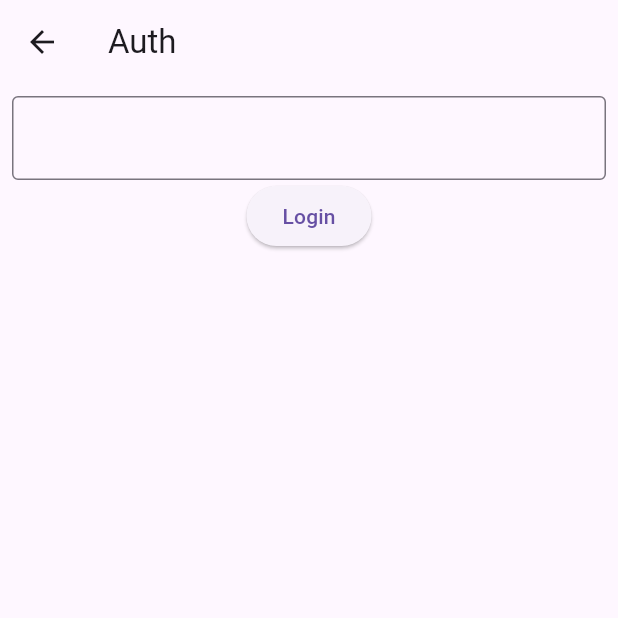
After one commit to petrovyuri/flutter_grpc_chat, a Flutter app: the screen it shows after launch, after a tap on "Login", on a phone screen of 412 x 824 dp, the top half of it. The commit adds this screen. Run offline on Flutter 3.47's test engine with Material 3 defaults, Android fonts, the light colour scheme and no system bars; our stand-ins replace equatable, flutter_bloc.

Commit message:
add bloc

```diff
--- /dev/null
+++ b/devtools_options.yaml
@@ -0,0 +1 @@
+extensions:
--- a/lib/app/app.dart
+++ b/lib/app/app.dart
@@ -1,6 +1,10 @@
 import 'package:flutter/material.dart';
+import 'package:flutter_bloc/flutter_bloc.dart';
+import 'package:flutter_grpc_chat/app/exts.dart';
 import 'package:flutter_grpc_chat/di/app_depends.dart';
 import 'package:flutter_grpc_chat/di/app_depends_provider.dart';
+import 'package:flutter_grpc_chat/features/auth/domain/state/auth_bloc.dart';
+import 'package:flutter_grpc_chat/features/auth/ui/auth_screen.dart';
 
 class App extends StatelessWidget {
   const App({super.key, required this.depends});
@@ -12,7 +16,12 @@ class App extends StatelessWidget {
     return AppDependsProvider(
       key: const ValueKey('AppDependsProvider'),
       depends: depends,
-      child: const _App(),
+      child: BlocProvider(
+        create: (context) => AuthBloc(context.deps.authRepo),
+        child: const MaterialApp(
+          home: _App(),
+        ),
+      ),
     );
   }
 }
@@ -22,9 +31,8 @@ class _App extends StatelessWidget {
 
   @override
   Widget build(BuildContext context) {
-    final deps = AppDependsProvider.of(context);
-    return MaterialApp(
-      home: Scaffold(
+    final deps = context.deps;
+    return Scaffold(
       body: Column(
         mainAxisSize: MainAxisSize.min,
         children: [
@@ -32,9 +40,27 @@ class _App extends StatelessWidget {
           Text(deps.chatsRepo.name),
           Text(deps.filesRepo.name),
           Text(deps.env.name),
+          Text(context.read<AuthBloc>().state.toString()),
+          TextButton(
+              onPressed: () {
+                Navigator.of(context).push(MaterialPageRoute(
+                  builder: (_) {
+                    return AuthScreen();
+                  },
+                ));
+              },
+              child: const Text('Login')),
         ],
-        ),
       ),
     );
   }
 }
+
+class MainScreen extends StatelessWidget {
+  const MainScreen({super.key});
+
+  @override
+  Widget build(BuildContext context) {
+    return const Placeholder();
+  }
+}
--- a/lib/di/app_depends_provider.dart
+++ b/lib/di/app_depends_provider.dart
@@ -15,8 +15,8 @@ final class AppDependsProvider extends InheritedWidget {
 
   static AppDepends of(BuildContext context) {
     final provider =
-        context.dependOnInheritedWidgetOfExactType<AppDependsProvider>();
+        context.getElementForInheritedWidgetOfExactType<AppDependsProvider>();
     assert(provider != null, 'Depends not found');
-    return provider!.depends;
+    return (provider?.widget as AppDependsProvider).depends;
   }
 }
--- a/lib/features/auth/domain/state/auth_bloc.dart
+++ b/lib/features/auth/domain/state/auth_bloc.dart
@@ -6,7 +6,7 @@ import 'package:flutter_grpc_chat/features/auth/domain/state/auth_state.dart';
 class AuthBloc extends Bloc<AuthEvent, AuthState> {
   final IAuthRepo authRepo;
 
-  AuthBloc(super.initialState, this.authRepo) {
+  AuthBloc(this.authRepo) : super(AuthStateNotAuthorized()) {
     on<AuthEventSignInSms>((event, emit) => _signInSms);
     on<AuthEventSendSms>((event, emit) => _sendSms);
   }
--- /dev/null
+++ b/lib/features/auth/ui/auth_screen.dart
@@ -0,0 +1,90 @@
+import 'package:flutter/material.dart';
+import 'package:flutter_bloc/flutter_bloc.dart';
+import 'package:flutter_grpc_chat/features/auth/domain/state/auth_bloc.dart';
+import 'package:flutter_grpc_chat/features/auth/domain/state/auth_event.dart';
+import 'package:flutter_grpc_chat/features/auth/domain/state/auth_state.dart';
+
+class AuthScreen extends StatefulWidget {
+  const AuthScreen({super.key});
+
+  @override
+  State<AuthScreen> createState() => _AuthScreenState();
+}
+
+class _AuthScreenState extends State<AuthScreen> {
+  @override
+  Widget build(BuildContext context) {
+    return Scaffold(
+      appBar: AppBar(
+        title: const Text('Auth'),
+      ),
+      body: BlocConsumer<AuthBloc, AuthState>(
+        listener: (context, state) {
+          if (state is AuthStateAuthorized) {
+            Navigator.of(context).pop();
+          } else if (state is AuthStateError) {
+            ScaffoldMessenger.of(context)
+                .showSnackBar(SnackBar(content: Text(state.message)));
+          }
+        },
+        builder: (context, state) {
+          return switch (state) {
+            AuthStateLoading() =>
+              const Center(child: CircularProgressIndicator()),
+            AuthStateSmsSent() => Center(child: Text('См')),
+            _ => _NotAuthView(),
+          };
+        },
+      ),
+    );
+  }
+}
+
+class _NotAuthView extends StatefulWidget {
+  @override
+  State<_NotAuthView> createState() => _NotAuthViewState();
+}
+
+class _NotAuthViewState extends State<_NotAuthView> {
+  final GlobalKey<FormState> _formKey = GlobalKey<FormState>();
+
+  final TextEditingController _controller = TextEditingController();
+
+  @override
+  void dispose() {
+    _controller.dispose();
+    super.dispose();
+  }
+
+  @override
+  Widget build(BuildContext context) {
+    return Padding(
+      padding: const EdgeInsets.all(8.0),
+      child: Form(
+          key: _formKey,
+          child: Center(
+            child: Column(children: [
+              TextFormField(
+                controller: _controller,
+                decoration: const InputDecoration(
+                  border: OutlineInputBorder(),
+                ),
+                validator: (value) => value == null || value.isEmpty
+                    ? 'Please enter some text'
+                    : null,
+              ),
+              ElevatedButton(
+                onPressed: () {
+                  if (_formKey.currentState!.validate()) {
+                    context
+                        .read<AuthBloc>()
+                        .add(AuthEventSignInSms(phone: _controller.text));
+                  }
+                },
+                child: const Text('Login'),
+              )
+            ]),
+          )),
+    );
+  }
+}
```
Also changed, not shown: lib/app/exts.dart (added, +7 -0 lines), lib/features/auth/ui/auth_form.dart (added, +55 -0 lines), lib/features/auth/ui/auth_sms_form.dart (added, +57 -0 lines). Lines whose indentation alone changed are shown as unchanged.
